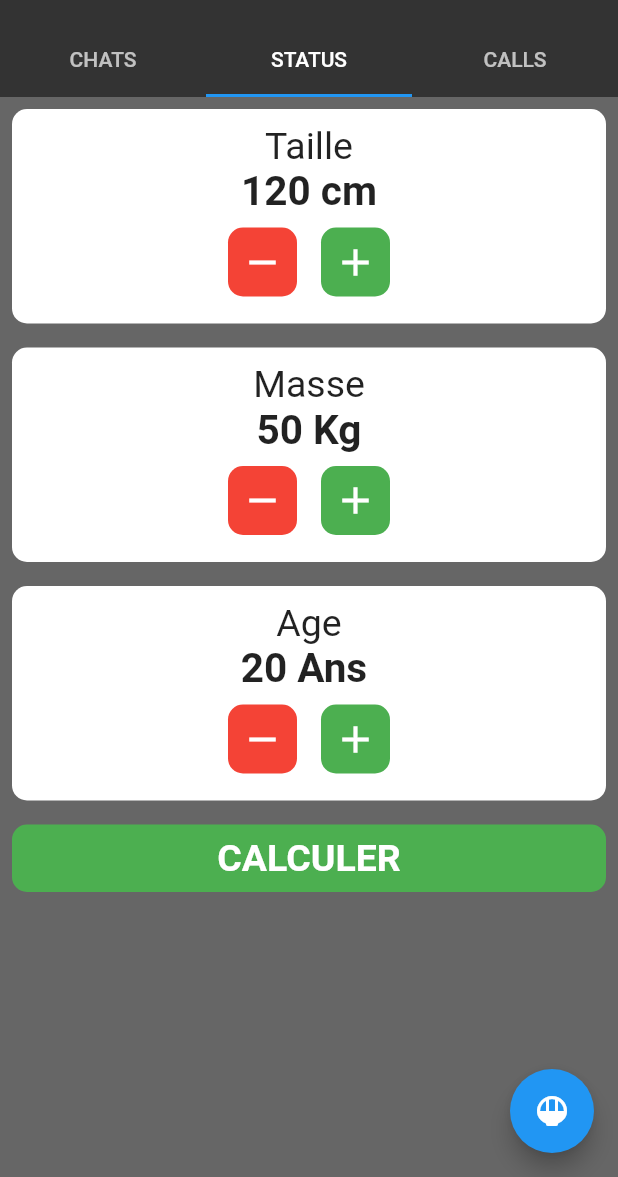
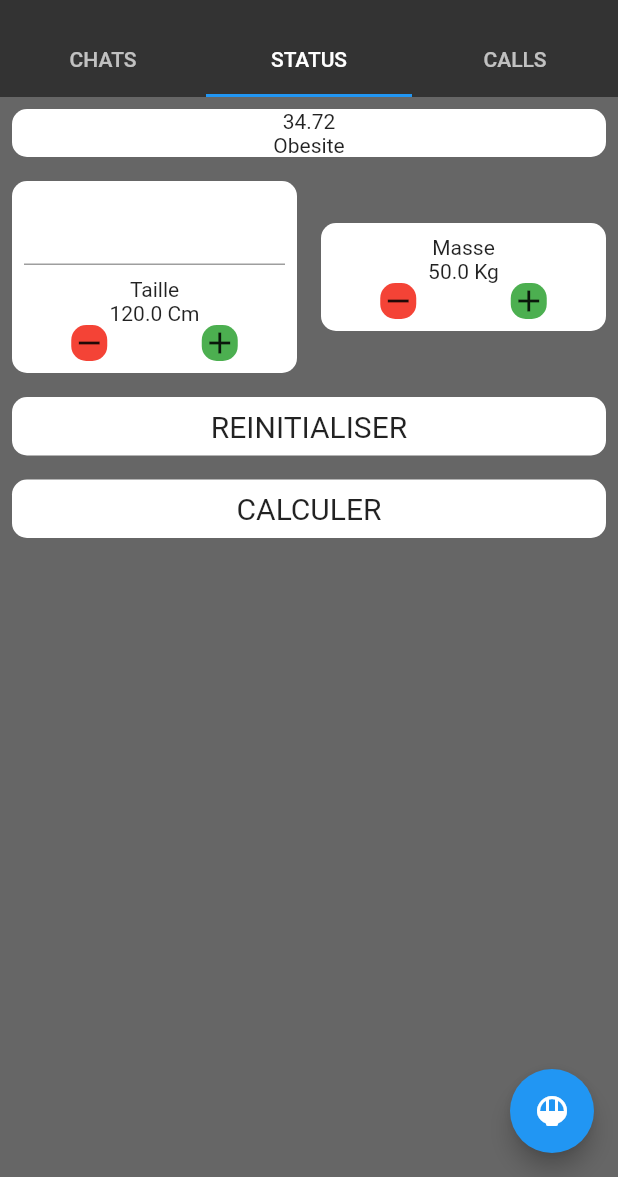
Before and after one commit to loicgeek/formation_flutter, a Flutter app: the screen it shows after launch, tab 2 chosen, on a phone screen of 412 x 824 dp, the part 59-1236 px from its top. Run offline on Flutter 3.47's test engine with Material 2 defaults, Android fonts, the phone set to English and light mode, and no system bars.

Commit message:
Added TextEditing controller

```diff
--- /dev/null
+++ b/lib/src/bmi_calculator_advanced.dart
@@ -0,0 +1,241 @@
+import 'package:flutter/material.dart';
+
+class BmiCalculatorAdvanced extends StatefulWidget {
+  const BmiCalculatorAdvanced({Key? key}) : super(key: key);
+
+  @override
+  _BmiCalculatorAdvancedState createState() => _BmiCalculatorAdvancedState();
+}
+
+class _BmiCalculatorAdvancedState extends State<BmiCalculatorAdvanced> {
+  late double taillePatient;
+  late double massePatient;
+  late String message;
+  late double bmiResult;
+  late TextEditingController _tailleController;
+
+  @override
+  void initState() {
+    this.initVariables();
+    super.initState();
+  }
+
+  initVariables() {
+    taillePatient = 120;
+    massePatient = 50;
+    _tailleController = TextEditingController();
+    this.calculateBmi();
+  }
+
+  calculateBmi() {
+    bmiResult = massePatient / taillePatient / taillePatient * 10000;
+    bmiResult = double.parse(bmiResult.toStringAsFixed(2));
+    if (bmiResult < 18.5) {
+      message = "Poids Insuffisant";
+    } else if (bmiResult < 24.9) {
+      message = "poids Normal";
+    } else if (bmiResult < 29.9) {
+      message = "Exces Ponderal, Surpoids";
+    } else if (bmiResult < 39.9) {
+      message = "Obesite";
+    } else {
+      message = "Obesite Morbide";
+    }
+  }
+
+  @override
+  Widget build(BuildContext context) {
+    return ListView(
+      children: [
+        Padding(
+          padding: const EdgeInsets.all(8.0),
+          child: Container(
+            decoration: BoxDecoration(
+              color: Colors.white,
+              borderRadius: BorderRadius.circular(10),
+            ),
+            child: Column(
+              children: [
+                Text("$bmiResult"),
+                Text("$message"),
+              ],
+            ),
+          ),
+        ),
+        Row(
+          children: [
+            Expanded(
+              child: Padding(
+                padding: const EdgeInsets.all(8.0),
+                child: Container(
+                  decoration: BoxDecoration(
+                    color: Colors.white,
+                    borderRadius: BorderRadius.circular(10),
+                  ),
+                  child: Padding(
+                    padding: const EdgeInsets.all(8.0),
+                    child: Column(
+                      children: [
+                        Padding(
+                          padding: const EdgeInsets.only(bottom: 8.0),
+                          child: TextFormField(
+                            controller: _tailleController,
+                            keyboardType: TextInputType.numberWithOptions(),
+                          ),
+                        ),
+                        Text("Taille"),
+                        Text("$taillePatient Cm"),
+                        Row(
+                          mainAxisAlignment: MainAxisAlignment.spaceAround,
+                          children: [
+                            GestureDetector(
+                              onTap: () {
+                                taillePatient = taillePatient - 1;
+                                this.calculateBmi();
+                                setState(() {});
+                              },
+                              child: Container(
+                                decoration: BoxDecoration(
+                                  color: Colors.red,
+                                  borderRadius: BorderRadius.circular(10),
+                                ),
+                                child: Icon(Icons.remove),
+                              ),
+                            ),
+                            GestureDetector(
+                              onTap: () {
+                                taillePatient = taillePatient + 1;
+                                this.calculateBmi();
+                                setState(() {});
+                              },
+                              child: Container(
+                                decoration: BoxDecoration(
+                                  color: Colors.green,
+                                  borderRadius: BorderRadius.circular(10),
+                                ),
+                                child: Icon(Icons.add),
+                              ),
+                            ),
+                          ],
+                        )
+                      ],
+                    ),
+                  ),
+                ),
+              ),
+            ),
+            Expanded(
+              child: Padding(
+                padding: const EdgeInsets.all(8.0),
+                child: Container(
+                  decoration: BoxDecoration(
+                    color: Colors.white,
+                    borderRadius: BorderRadius.circular(10),
+                  ),
+                  child: Padding(
+                    padding: const EdgeInsets.all(8.0),
+                    child: Column(
+                      children: [
+                        Text("Masse"),
+                        Text("$massePatient Kg"),
+                        Row(
+                          mainAxisAlignment: MainAxisAlignment.spaceAround,
+                          children: [
+                            GestureDetector(
+                              onTap: () {
+                                massePatient = massePatient - 1;
+                                this.calculateBmi();
+                                setState(() {});
+                              },
+                              child: Container(
+                                decoration: BoxDecoration(
+                                  color: Colors.red,
+                                  borderRadius: BorderRadius.circular(10),
+                                ),
+                                child: Icon(Icons.remove),
+                              ),
+                            ),
+                            GestureDetector(
+                              onTap: () {
+                                massePatient = massePatient + 1;
+                                this.calculateBmi();
+                                setState(() {});
+                              },
+                              child: Container(
+                                decoration: BoxDecoration(
+                                  color: Colors.green,
+                                  borderRadius: BorderRadius.circular(10),
+                                ),
+                                child: Icon(Icons.add),
+                              ),
+                            ),
+                          ],
+                        )
+                      ],
+                    ),
+                  ),
+                ),
+              ),
+            ),
+          ],
+        ),
+        GestureDetector(
+          onTap: () {
+            this.initVariables();
+            setState(() {});
+          },
+          child: Padding(
+            padding: const EdgeInsets.all(8.0),
+            child: Container(
+              decoration: BoxDecoration(
+                color: Colors.white,
+                borderRadius: BorderRadius.circular(10),
+              ),
+              child: Padding(
+                padding: const EdgeInsets.all(8.0),
+                child: Center(
+                  child: Text(
+                    "reinitialiser".toUpperCase(),
+                    style: TextStyle(
+                      fontSize: 20,
+                    ),
+                  ),
+                ),
+              ),
+            ),
+          ),
+        ),
+        GestureDetector(
+          onTap: () {
+            if (double.tryParse(_tailleController.text) != null) {
+              taillePatient = double.tryParse(_tailleController.text)!;
+              this.calculateBmi();
+              setState(() {});
+            }
+            // this.calculateBmi();
+          },
+          child: Padding(
+            padding: const EdgeInsets.all(8.0),
+            child: Container(
+              decoration: BoxDecoration(
+                color: Colors.white,
+                borderRadius: BorderRadius.circular(10),
+              ),
+              child: Padding(
+                padding: const EdgeInsets.all(8.0),
+                child: Center(
+                  child: Text(
+                    "CALCULER".toUpperCase(),
+                    style: TextStyle(
+                      fontSize: 20,
+                    ),
+                  ),
+                ),
+              ),
+            ),
+          ),
+        ),
+      ],
+    );
+  }
+}
--- a/lib/src/home_page.dart
+++ b/lib/src/home_page.dart
@@ -2,6 +2,7 @@ import 'dart:ui';
 
 import 'package:demo_app/src/animated_todo.dart';
 import 'package:demo_app/src/bmi_calculator.dart';
+import 'package:demo_app/src/bmi_calculator_advanced.dart';
 import 'package:demo_app/src/call_history.dart';
 import 'package:demo_app/src/whatsapp.dart';
 import 'package:demo_app/src/widgets/conversations_list.dart';
@@ -55,7 +56,8 @@ class _HomePageState extends State<HomePage>
         controller: _tabController,
         children: [
           ConversationsList(),
-          BmiCalculatorPage(),
+          BmiCalculatorAdvanced(),
+          // BmiCalculatorPage(),
           //AnimatedTodo(),
           CallHistory(),
         ],
```
